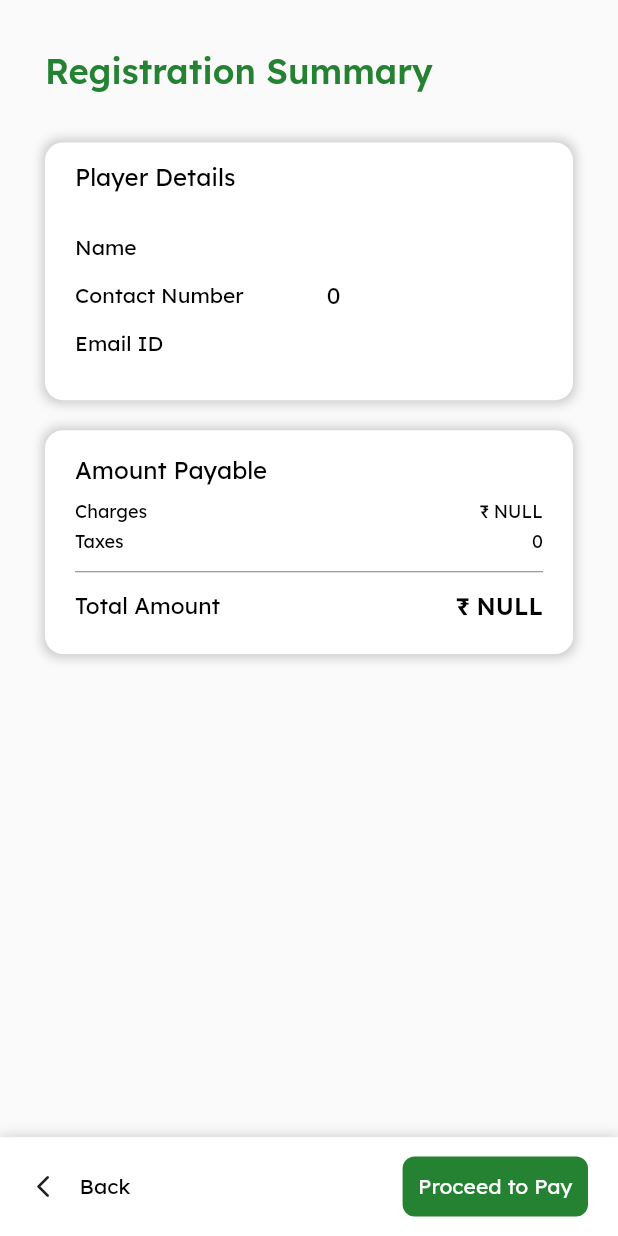
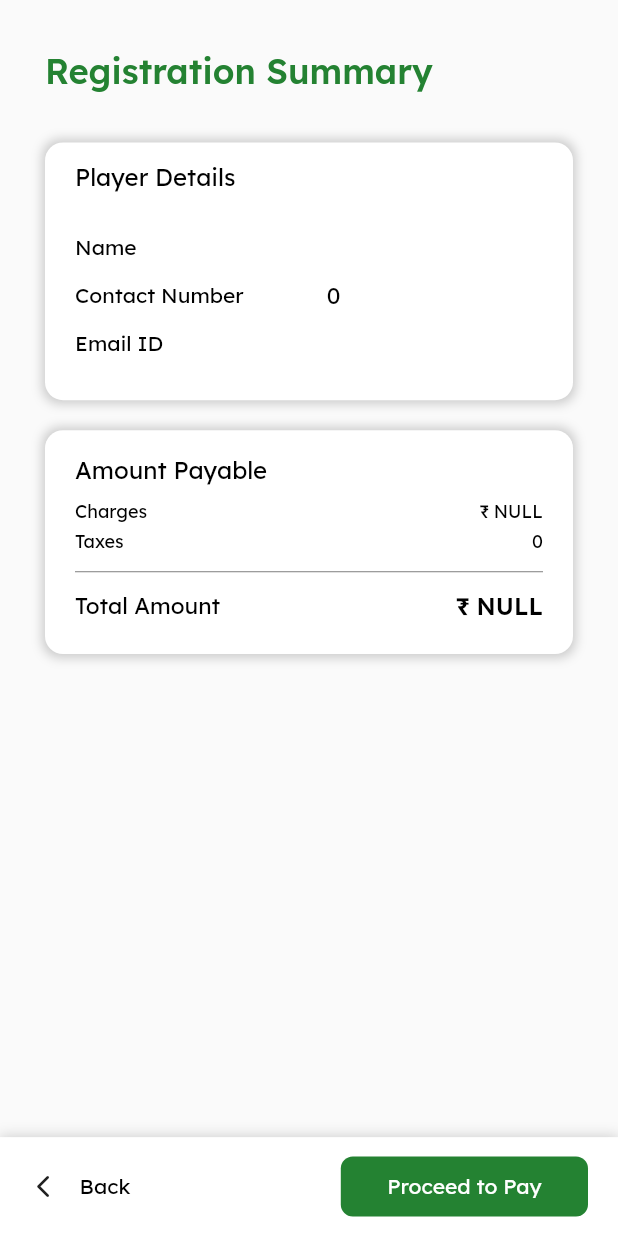
Before and after one commit to smit-mist/Huddle-Score, a Flutter app: the FifaReview screen opened directly with empty values, on a phone screen of 412 x 824 dp. Run offline on Flutter 3.47's test engine with Material 2 defaults, Android fonts, the phone set to English and light mode, and no system bars; our stand-ins replace bloc, camera, carousel_slider, cloud_firestore, equatable, firebase_auth and 6 more; missing offline and left inert: razorpay_flutter; accounts and stored records are empty; network calls fail.

Commit message:
merge it.

```diff
--- a/lib/screens/fifa/fifa_details.dart
+++ b/lib/screens/fifa/fifa_details.dart
@@ -661,7 +661,7 @@ class _FifaDetailsState extends State<FifaDetails> {
                       padding: const EdgeInsets.all(3.0),
                       child: Container(
                         width: double.infinity,
-                        height: h * (170 / kScreenH),
+                        height: h * (190 / kScreenH),
                         child: Column(
                           mainAxisAlignment: MainAxisAlignment.spaceBetween,
                           children: [
--- a/lib/screens/fifa/fifa_review.dart
+++ b/lib/screens/fifa/fifa_review.dart
@@ -128,7 +128,7 @@ class _FifaReviewState extends State<FifaReview> {
                 },
                 child: Container(
                   height: 40,
-                  width: w * 0.3,
+                  width: w * 0.4,
                   child: Center(
                     child: Text(
                       'Proceed to Pay',
--- a/lib/screens/tournament/tournament_details.dart
+++ b/lib/screens/tournament/tournament_details.dart
@@ -746,7 +746,7 @@ class _TournamentDetailsState extends State<TournamentDetails> {
                       padding: const EdgeInsets.all(3.0),
                       child: Container(
                         width: double.infinity,
-                        height: h * (320 / kScreenH),
+                        height: h * (340 / kScreenH),
                         child: Column(
                           mainAxisAlignment: MainAxisAlignment.spaceBetween,
                           children: [
```
Also changed, not shown: lib/screens/fifa/fifa_receipt_screen.dart (+4 -4 lines).
